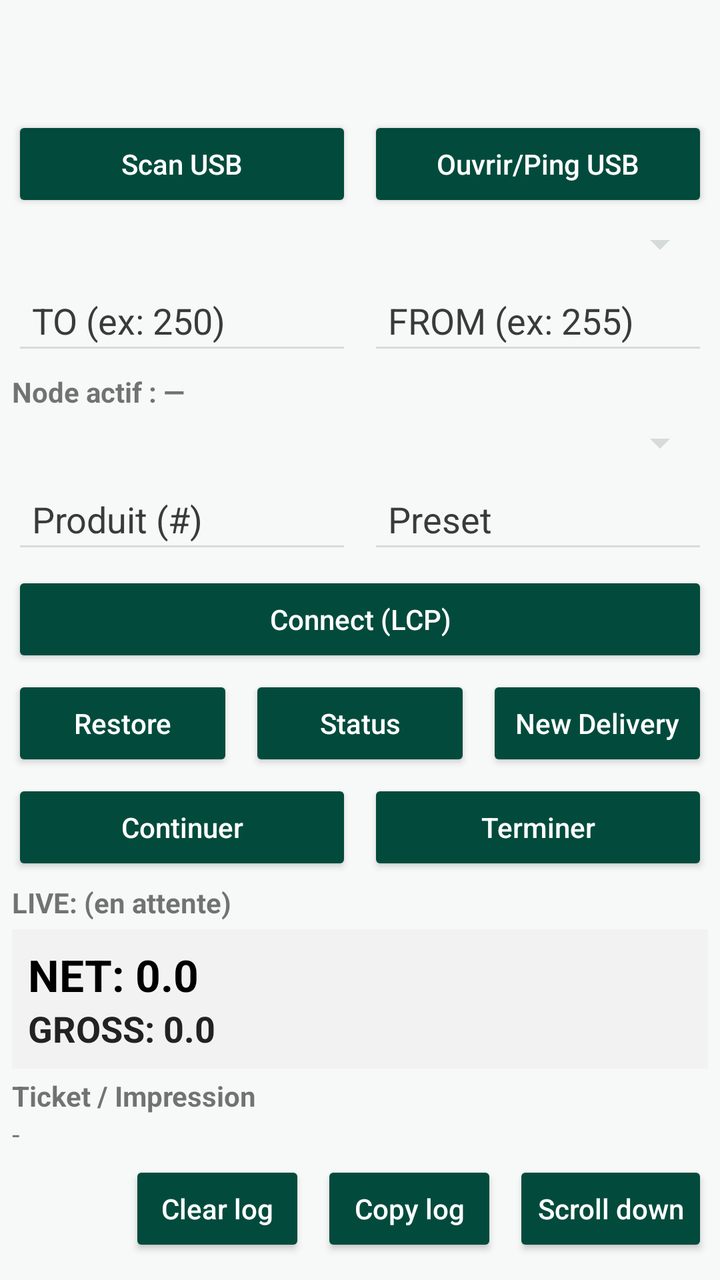
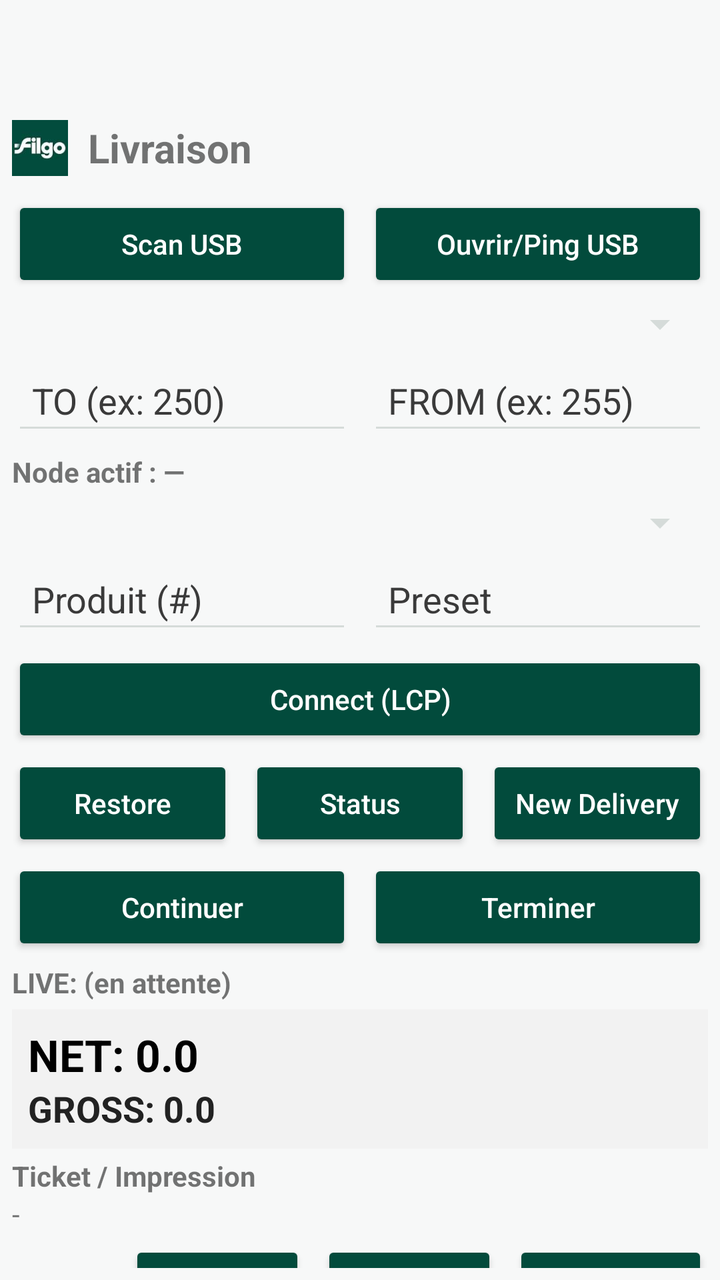

Compare the two renders of this Android layout. The source of the first and the diff that turns it into the second are given below.
<!-- AndroidManifest.xml: application theme Theme.LcrFilgoEnergie -->
<!-- res/layout/activity_main.xml -->
<LinearLayout xmlns:android="http://schemas.android.com/apk/res/android"
    xmlns:app="http://schemas.android.com/apk/res-auto"
    android:id="@+id/rootTabs"
    android:layout_width="match_parent"
    android:layout_height="match_parent"
    android:orientation="vertical">

    
    <com.google.android.material.tabs.TabLayout
        android:id="@+id/tabLayout"
        android:layout_width="match_parent"
        android:layout_height="wrap_content"
        app:tabMode="fixed"
        app:tabGravity="fill" />

    
    <LinearLayout
        android:id="@+id/pageMain"
        android:layout_width="match_parent"
        android:layout_height="match_parent"
        android:orientation="vertical">

        
        <LinearLayout
            android:id="@+id/root"
            android:layout_width="match_parent"
            android:layout_height="match_parent"
            android:orientation="vertical"
            android:padding="6dp">

            
            <LinearLayout
                android:layout_width="match_parent"
                android:layout_height="wrap_content"
                android:orientation="horizontal"
                android:layout_marginTop="4dp">

                <Button
                    android:id="@+id/btnScanUsb"
                    android:layout_width="0dp"
                    android:layout_height="wrap_content"
                    android:layout_weight="1"
                    android:text="Scan USB" />

                <Button
                    android:id="@+id/btnPingUsb"
                    android:layout_width="0dp"
                    android:layout_height="wrap_content"
                    android:layout_weight="1"
                    android:layout_marginStart="8dp"
                    android:text="Ouvrir/Ping USB" />
            </LinearLayout>

            <Spinner
                android:id="@+id/spnUsbDevices"
                android:layout_width="match_parent"
                android:layout_height="wrap_content"
                android:layout_marginTop="4dp" />

            
            <LinearLayout
                android:layout_width="match_parent"
                android:layout_height="wrap_content"
                android:orientation="horizontal"
                android:layout_marginTop="4dp">

                <EditText
                    android:id="@+id/edtTo"
                    android:layout_width="0dp"
                    android:layout_height="wrap_content"
                    android:layout_weight="1"
                    android:hint="TO (ex: 250)"
                    android:inputType="number"
                    android:singleLine="true" />

                <EditText
                    android:id="@+id/edtFrom"
                    android:layout_width="0dp"
                    android:layout_height="wrap_content"
                    android:layout_weight="1"
                    android:layout_marginStart="8dp"
                    android:hint="FROM (ex: 255)"
                    android:inputType="number"
                    android:singleLine="true" />
            </LinearLayout>

            
            <TextView
                android:id="@+id/txtActiveNode"
                android:layout_width="match_parent"
                android:layout_height="wrap_content"
                android:text="Node actif : —"
                android:textStyle="bold"
                android:layout_marginTop="4dp" />

            
            <Spinner
                android:id="@+id/spnProducts"
                android:layout_width="match_parent"
                android:layout_height="wrap_content"
                android:layout_marginTop="4dp" />

            
            <LinearLayout
                android:layout_width="match_parent"
                android:layout_height="wrap_content"
                android:orientation="horizontal"
                android:layout_marginTop="4dp">

                <EditText
                    android:id="@+id/edtProduct"
                    android:layout_width="0dp"
                    android:layout_height="wrap_content"
                    android:layout_weight="1"
                    android:hint="Produit (#)"
                    android:inputType="number"
                    android:singleLine="true" />

                <EditText
                    android:id="@+id/edtPreset"
                    android:layout_width="0dp"
                    android:layout_height="wrap_content"
                    android:layout_weight="1"
                    android:layout_marginStart="8dp"
                    android:hint="Preset"
                    android:inputType="numberDecimal"
                    android:singleLine="true" />
            </LinearLayout>

            
            <Button
                android:id="@+id/btnConnect"
                android:layout_width="match_parent"
                android:layout_height="wrap_content"
                android:text="Connect (LCP)"
                android:layout_marginTop="4dp" />

            
            <LinearLayout
                android:layout_width="match_parent"
                android:layout_height="wrap_content"
                android:orientation="horizontal"
                android:layout_marginTop="4dp">

                <Button
                    android:id="@+id/btnA"
                    android:layout_width="0dp"
                    android:layout_height="wrap_content"
                    android:layout_weight="1"
                    android:text="Restore" />

                <Button
                    android:id="@+id/btnB"
                    android:layout_width="0dp"
                    android:layout_height="wrap_content"
                    android:layout_weight="1"
                    android:layout_marginStart="8dp"
                    android:text="Status" />

                <Button
                    android:id="@+id/btnC"
                    android:layout_width="0dp"
                    android:layout_height="wrap_content"
                    android:layout_weight="1"
                    android:layout_marginStart="8dp"
                    android:text="New Delivery" />
            </LinearLayout>

            
            <LinearLayout
                android:layout_width="match_parent"
                android:layout_height="wrap_content"
                android:orientation="horizontal"
                android:layout_marginTop="4dp">

                <Button
                    android:id="@+id/btnContinue"
                    android:layout_width="0dp"
                    android:layout_height="wrap_content"
                    android:layout_weight="1"
                    android:text="Continuer" />

                <Button
                    android:id="@+id/btnFinish"
                    android:layout_width="0dp"
                    android:layout_height="wrap_content"
                    android:layout_weight="1"
                    android:layout_marginStart="8dp"
                    android:text="Terminer" />
            </LinearLayout>

            
            <TextView
                android:id="@+id/txtLive"
                android:layout_width="match_parent"
                android:layout_height="wrap_content"
                android:text="LIVE: (en attente)"
                android:textStyle="bold"
                android:layout_marginTop="4dp" />

            
            <LinearLayout
                android:id="@+id/liveQtyPanel"
                android:layout_width="match_parent"
                android:layout_height="wrap_content"
                android:orientation="vertical"
                android:layout_marginTop="4dp"
                android:padding="8dp"
                android:background="#F2F2F2">

                <TextView
                    android:id="@+id/txtQtyNet"
                    android:layout_width="match_parent"
                    android:layout_height="wrap_content"
                    android:text="NET: 0.0"
                    android:textStyle="bold"
                    android:textSize="22sp"
                    android:textColor="#000000" />

                <TextView
                    android:id="@+id/txtQtyGross"
                    android:layout_width="match_parent"
                    android:layout_height="wrap_content"
                    android:text="GROSS: 0.0"
                    android:textStyle="bold"
                    android:textSize="18sp"
                    android:textColor="#222222" />
            </LinearLayout>

            
            <LinearLayout
                android:layout_width="match_parent"
                android:layout_height="wrap_content"
                android:orientation="vertical"
                android:layout_marginTop="4dp">

                <TextView
                    android:layout_width="match_parent"
                    android:layout_height="wrap_content"
                    android:text="Ticket / Impression"
                    android:textStyle="bold" />

                <TextView
                    android:id="@+id/txtTicketNumber"
                    android:layout_width="match_parent"
                    android:layout_height="wrap_content"
                    android:text="-" />
            </LinearLayout>

            
            <ScrollView
                android:id="@+id/logScroll"
                android:layout_width="match_parent"
                android:layout_height="0dp"
                android:layout_weight="1"
                android:fillViewport="true"
                android:background="#111111">

                <TextView
                    android:id="@+id/txtLog"
                    android:layout_width="match_parent"
                    android:layout_height="wrap_content"
                    android:typeface="monospace"
                    android:textIsSelectable="true"
                    android:textSize="12sp"
                    android:textColor="#00FF00"
                    android:padding="6dp" />
            </ScrollView>

            
            <LinearLayout
                android:layout_width="match_parent"
                android:layout_height="wrap_content"
                android:orientation="vertical"
                android:layout_marginTop="4dp">

                <LinearLayout
                    android:layout_width="match_parent"
                    android:layout_height="wrap_content"
                    android:orientation="horizontal"
                    android:gravity="end">

                    <Button
                        android:id="@+id/btnClearLog"
                        android:layout_width="wrap_content"
                        android:layout_height="wrap_content"
                        android:text="Clear log" />

                    <Button
                        android:id="@+id/btnCopyLog"
                        android:layout_width="wrap_content"
                        android:layout_height="wrap_content"
                        android:layout_marginStart="8dp"
                        android:text="Copy log" />

                    <Button
                        android:id="@+id/btnScrollDown"
                        android:layout_width="wrap_content"
                        android:layout_height="wrap_content"
                        android:layout_marginStart="8dp"
                        android:text="Scroll down" />
                </LinearLayout>

                <LinearLayout
                    android:layout_width="match_parent"
                    android:layout_height="wrap_content"
                    android:orientation="horizontal"
                    android:layout_marginTop="2dp">

                    <CheckBox
                        android:id="@+id/cbTxRx"
                        android:layout_width="wrap_content"
                        android:layout_height="wrap_content"
                        android:text="Afficher TX / RX"
                        android:checked="false"
                        android:minHeight="0dp"
                        android:paddingTop="0dp"
                        android:paddingBottom="0dp"/>

                    <CheckBox
                        android:id="@+id/cbLogTs"
                        android:layout_width="wrap_content"
                        android:layout_height="wrap_content"
                        android:layout_marginStart="12dp"
                        android:text="Timestamps UI + IO + API"
                        android:checked="false"
                        android:minHeight="0dp"
                        android:paddingTop="0dp"
                        android:paddingBottom="0dp"/>
                </LinearLayout>
            </LinearLayout>

        </LinearLayout>
        

    </LinearLayout>

    
    <LinearLayout
        android:id="@+id/pageApiFace"
        android:layout_width="match_parent"
        android:layout_height="match_parent"
        android:orientation="vertical"
        android:visibility="gone">

        
        <Button
 android:id="@+id/btnDbBackup"
 android:layout_width="match_parent"
 android:layout_height="wrap_content"
 android:text="Backup DB (Downloads)"
 android:layout_margin="8dp" />

 <include layout="@layout/fragment_api_face" />
    </LinearLayout>

</LinearLayout>
<!-- res/layout/fragment_api_face.xml (included above) -->
<LinearLayout xmlns:android="http://schemas.android.com/apk/res/android"
    android:id="@+id/apiFaceRoot"
    android:layout_width="match_parent"
    android:layout_height="match_parent"
    android:orientation="vertical"
    android:padding="12dp">

    <TextView
        android:id="@+id/txtApiTitle"
        android:layout_width="match_parent"
        android:layout_height="wrap_content"
        android:text="API-FACE"
        android:textStyle="bold"
        android:textSize="20sp"/>

    <TextView
        android:id="@+id/txtApiStatus"
        android:layout_width="match_parent"
        android:layout_height="wrap_content"
        android:text="Status: STOPPED"
        android:textStyle="bold"
        android:paddingTop="6dp"/>

    <TextView
        android:id="@+id/txtApiUrl"
        android:layout_width="match_parent"
        android:layout_height="wrap_content"
        android:text="http://127.0.0.1:8765"
        android:textIsSelectable="true"
        android:paddingTop="4dp"/>

    <LinearLayout
        android:layout_width="match_parent"
        android:layout_height="wrap_content"
        android:orientation="horizontal"
        android:paddingTop="10dp">

        <Button
            android:id="@+id/btnApiStart"
            android:layout_width="0dp"
            android:layout_height="wrap_content"
            android:layout_weight="1"
            android:text="Start API"/>

        <Button
            android:id="@+id/btnApiStop"
            android:layout_width="0dp"
            android:layout_height="wrap_content"
            android:layout_weight="1"
            android:layout_marginStart="8dp"
            android:text="Stop API"/>

    </LinearLayout>

    <TextView
        android:id="@+id/txtApiHowTo"
        android:layout_width="match_parent"
        android:layout_height="wrap_content"
        android:paddingTop="10dp"
        android:text="Workflow attendu:\n1) GET /v1/usb/scan\n2) POST /v1/usb/open-ping\n3) POST /v1/lcp/connect (next=C ou A)\n4a) POST /v1/delivery/oneshot/start (nouveau)\n4b) POST /v1/delivery/C (legacy)\n5) GET /v1/delivery/job/{jobId}\n6) POST /v1/delivery/job/continue (nouveau)\n7) POST /v1/delivery/job/terminate (nouveau)\n\nRègles:\n- Start API refusé si pas de controller (pas de Connect LCP)\n- API locale seulement (127.0.0.1)"
        android:textSize="13sp"/>

</LinearLayout>
<!-- resources referenced by this layout -->
<resources>
  <style name="Theme.LcrFilgoEnergie" parent="Theme.AppCompat.Light.NoActionBar">
  
          
          <item name="colorPrimary">@color/filgo_green</item>
          <item name="colorPrimaryDark">@color/filgo_green_dark</item>
          <item name="colorAccent">@color/filgo_green_light</item>
  
          
          <item name="colorControlNormal">@color/outline</item>
          <item name="colorControlActivated">@color/outline_focus</item>
  
          
          <item name="android:windowBackground">@color/bg_app</item>
  
          
          <item name="buttonStyle">@style/FilgoButton</item>
          <item name="editTextStyle">@style/FilgoEditText</item>
  
      </style>
  <color name="filgo_green">#024B3C</color>
  <color name="filgo_green_dark">#01372C</color>
  <color name="filgo_green_light">#0B6B55</color>
  <color name="outline">#D5DBD9</color>
  <color name="outline_focus">@color/filgo_green</color>
  <color name="bg_app">#F7F8F8</color>
  <style name="FilgoButton" parent="Widget.AppCompat.Button">
          <item name="android:backgroundTint">@color/btn_primary_bg</item>
          <item name="android:textColor">@color/btn_primary_text</item>
          <item name="android:textAllCaps">false</item>
      </style>
  <style name="FilgoEditText" parent="Widget.AppCompat.EditText">
          <item name="android:textColor">@color/text_primary</item>
          <item name="android:textColorHint">@color/text_secondary</item>
          <item name="android:padding">10dp</item>
      </style>
  <color name="btn_primary_bg">@color/filgo_green</color>
  <color name="btn_primary_text">@color/text_on_green</color>
  <color name="text_primary">#111111</color>
  <color name="text_secondary">#3A3A3A</color>
  <color name="text_on_green">#FFFFFF</color>
</resources>

<!-- the commit's change to res/layout/activity_main.xml (unified diff, before → after) -->
@@ -27,6 +27,35 @@
             android:layout_height="match_parent"
             android:orientation="vertical"
             android:padding="6dp">
+
+        
+        <LinearLayout
+                android:id="@+id/headerFilgo"
+                android:layout_width="match_parent"
+                android:layout_height="wrap_content"
+                android:orientation="horizontal"
+                android:gravity="center_vertical"
+                android:paddingTop="6dp"
+                android:paddingBottom="6dp">
+
+            <ImageView
+                android:id="@+id/imgFilgo"
+                android:layout_width="28dp"
+                android:layout_height="28dp"
+                android:src="@mipmap/logoenergie1"
+                android:contentDescription="Filgo"
+                android:scaleType="fitCenter" />
+
+            <TextView
+                android:id="@+id/txtHeaderLivraison"
+                android:layout_width="wrap_content"
+                android:layout_height="wrap_content"
+                android:layout_marginStart="10dp"
+                android:text="Livraison"
+                android:textStyle="bold"
+                android:textSize="20sp" />
+
+        </LinearLayout>
 
             
             <LinearLayout
<!-- resource entries referenced after the edit -->
@@ -1,5 +1,6 @@
 <!-- resources referenced by this layout -->
 <resources>
+  <!-- mipmap logoenergie1: png bitmap (mipmap-hdpi, 8273 bytes) -->
   <style name="Theme.LcrFilgoEnergie" parent="Theme.AppCompat.Light.NoActionBar">
   
           
